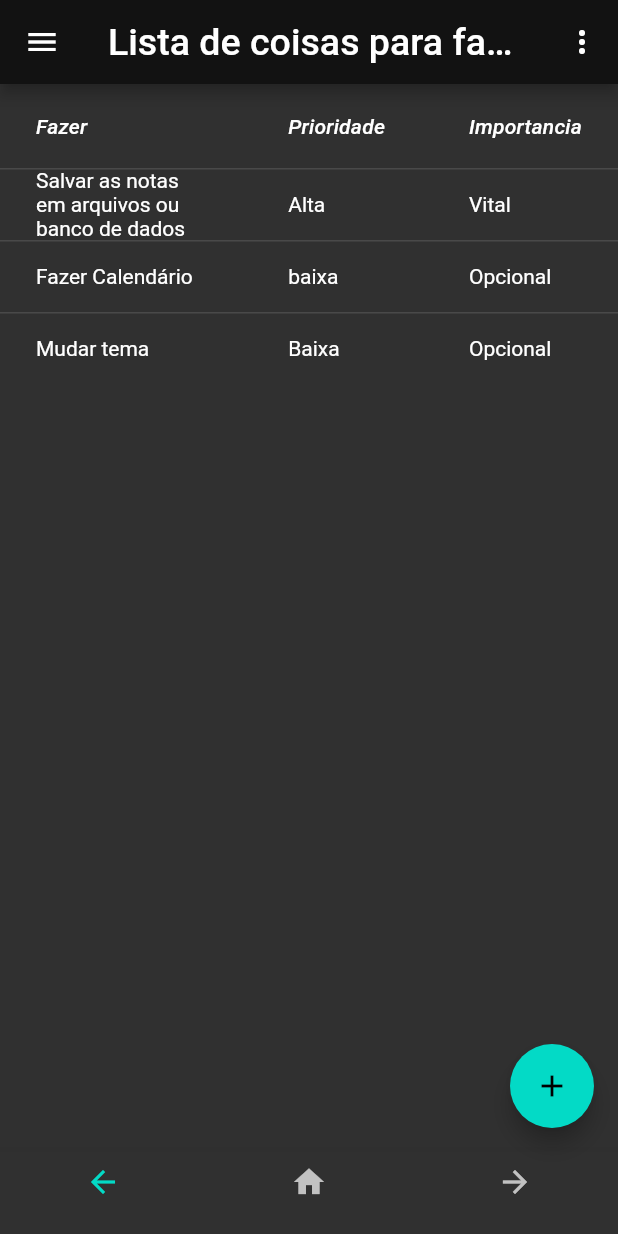
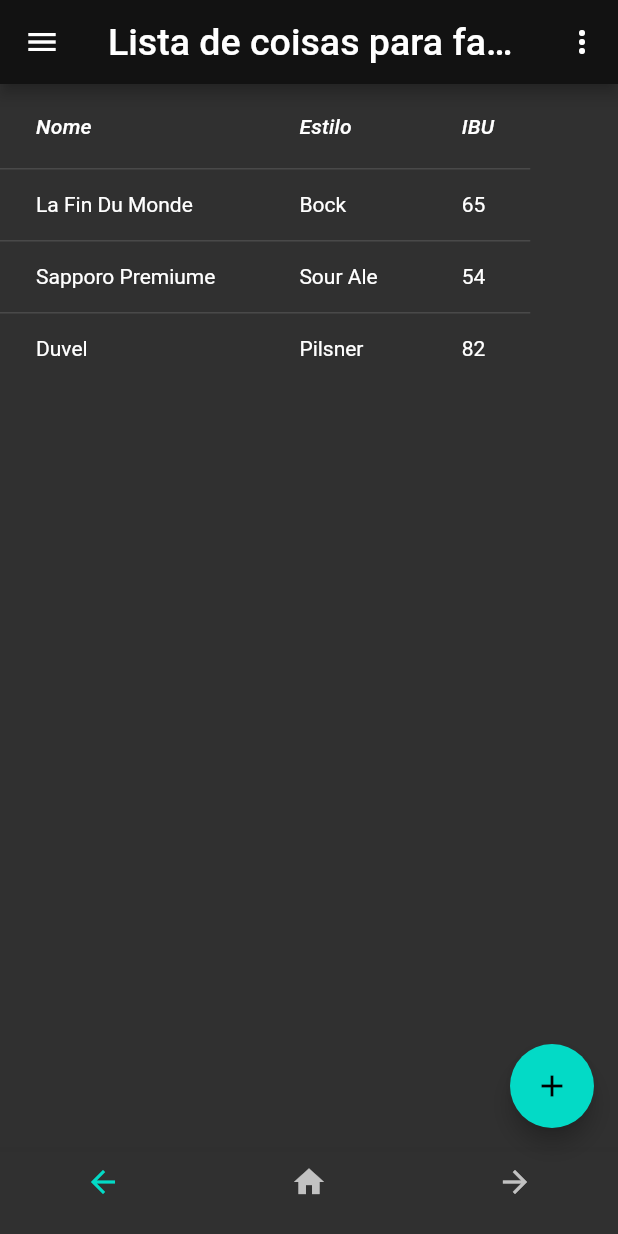
Before and after one commit to VictorRyan3612/POO_Orientada-a-objetos, a Flutter app: the screen it shows after launch, on a phone screen of 412 x 824 dp. Run offline on Flutter 3.47's test engine with Material 2 defaults, Android fonts, the phone set to English and light mode, and no system bars; Roboto replaces fonts that are missing (Times new roman).

Commit message:
App 0.1.9.2

```diff
--- a/Atividade 1 a 9/app_1/lib/MyHomeBody.dart
+++ b/Atividade 1 a 9/app_1/lib/MyHomeBody.dart
@@ -18,34 +18,27 @@ class MyHomeBody extends StatelessWidget{
 
   @override
   Widget build(BuildContext context){
+    var columnNames = ["Nome","Estilo","IBU"],
+        propertyNames = ["name", "style", "ibu"];
+
     return
       Container(
         child:
           DataTable(
-              columns: [
-                DataColumn(
+          columns: columnNames.map(
+              (name) => DataColumn(
                 label: Expanded(
-                    child: Text("Fazer", style: TextStyle(fontStyle: FontStyle.italic)),
-                )),
-                DataColumn(
-                  label: Expanded(
-                    child: Text("Prioridade", style: TextStyle(fontStyle: FontStyle.italic)),
-                )),
-                DataColumn(
-                  label: Expanded(
-                    child: Text("Importancia", style: TextStyle(fontStyle: FontStyle.italic)),
-                ))
-              ],
+                  child: Text(name, style: TextStyle(fontStyle: FontStyle.italic))
+                )
+              )
+            ).toList(),
           rows: objects.map(
             (obj) => DataRow(
-                  cells:[
-                    DataCell(Text(obj["Fazer"])),
-                    DataCell(Text(obj["Prioridade"])),
-                    DataCell(Text(obj["Importancia"]))
-                  ]
-                )
+              cells: propertyNames.map(
+                (propName) => DataCell(Text(obj[propName]))
               ).toList()
             )
+          ).toList())
       );
   }
 }
--- a/Atividade 1 a 9/app_1/lib/Var_globais.dart
+++ b/Atividade 1 a 9/app_1/lib/Var_globais.dart
@@ -1,17 +1,21 @@
- var dataObjects = [
+var dataObjects = [
+
     {
-      "Fazer": "Salvar as notas em arquivos ou banco de dados",
-      "Prioridade": "Alta",
-      "Importancia": "Vital"
+      "name": "La Fin Du Monde",
+      "style": "Bock",
+      "ibu": "65"
     },
+
     {
-      "Fazer": "Fazer Calendário",
-      "Prioridade": "baixa",
-      "Importancia": "Opcional"
+      "name": "Sapporo Premiume",
+      "style": "Sour Ale",
+      "ibu": "54"
     },
+
     {
-      "Fazer": "Mudar tema",
-      "Prioridade": "Baixa",
-      "Importancia": "Opcional"
+      "name": "Duvel",
+      "style": "Pilsner",
+      "ibu": "82"
     }
-    ];
+
+  ];
```
Lines whose indentation alone changed are shown as unchanged.
